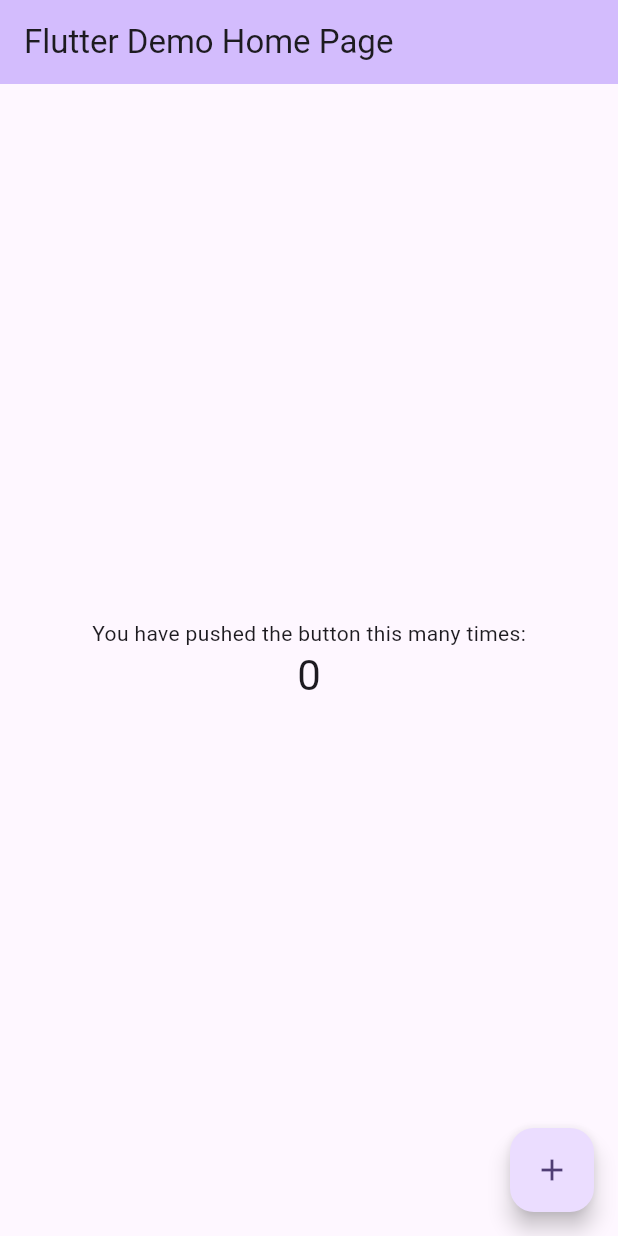
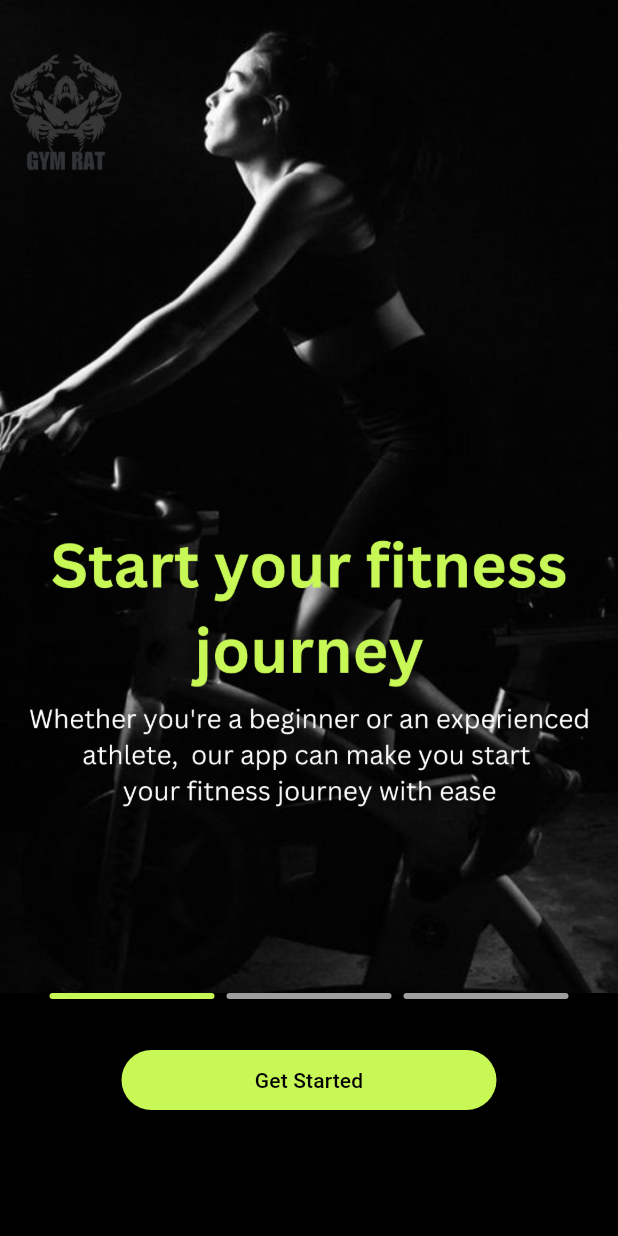
Before and after one commit to SamirahF/gym-rat, a Flutter app: the screen it shows after launch, on a phone screen of 412 x 824 dp. Run offline on Flutter 3.47's test engine with Material 3 defaults, Android fonts, the light colour scheme and no system bars.

Commit message:
create the start screen of the app

```diff
--- a/lib/main.dart
+++ b/lib/main.dart
@@ -1,125 +1,6 @@
 import 'package:flutter/material.dart';
+import 'start_screen.dart';
 
 void main() {
-  runApp(const MyApp());
+  runApp(const StartScreen());
 }
-
-class MyApp extends StatelessWidget {
-  const MyApp({super.key});
-
-  // This widget is the root of your application.
-  @override
-  Widget build(BuildContext context) {
-    return MaterialApp(
-      title: 'Flutter Demo',
-      theme: ThemeData(
-        // This is the theme of your application.
-        //
-        // TRY THIS: Try running your application with "flutter run". You'll see
-        // the application has a blue toolbar. Then, without quitting the app,
-        // try changing the seedColor in the colorScheme below to Colors.green
-        // and then invoke "hot reload" (save your changes or press the "hot
-        // reload" button in a Flutter-supported IDE, or press "r" if you used
-        // the command line to start the app).
-        //
-        // Notice that the counter didn't reset back to zero; the application
-        // state is not lost during the reload. To reset the state, use hot
-        // restart instead.
-        //
-        // This works for code too, not just values: Most code changes can be
-        // tested with just a hot reload.
-        colorScheme: ColorScheme.fromSeed(seedColor: Colors.deepPurple),
-        useMaterial3: true,
-      ),
-      home: const MyHomePage(title: 'Flutter Demo Home Page'),
-    );
-  }
-}
-
-class MyHomePage extends StatefulWidget {
-  const MyHomePage({super.key, required this.title});
-
-  // This widget is the home page of your application. It is stateful, meaning
-  // that it has a State object (defined below) that contains fields that affect
-  // how it looks.
-
-  // This class is the configuration for the state. It holds the values (in this
-  // case the title) provided by the parent (in this case the App widget) and
-  // used by the build method of the State. Fields in a Widget subclass are
-  // always marked "final".
-
-  final String title;
-
-  @override
-  State<MyHomePage> createState() => _MyHomePageState();
-}
-
-class _MyHomePageState extends State<MyHomePage> {
-  int _counter = 0;
-
-  void _incrementCounter() {
-    setState(() {
-      // This call to setState tells the Flutter framework that something has
-      // changed in this State, which causes it to rerun the build method below
-      // so that the display can reflect the updated values. If we changed
-      // _counter without calling setState(), then the build method would not be
-      // called again, and so nothing would appear to happen.
-      _counter++;
-    });
-  }
-
-  @override
-  Widget build(BuildContext context) {
-    // This method is rerun every time setState is called, for instance as done
-    // by the _incrementCounter method above.
-    //
-    // The Flutter framework has been optimized to make rerunning build methods
-    // fast, so that you can just rebuild anything that needs updating rather
-    // than having to individually change instances of widgets.
-    return Scaffold(
-      appBar: AppBar(
-        // TRY THIS: Try changing the color here to a specific color (to
-        // Colors.amber, perhaps?) and trigger a hot reload to see the AppBar
-        // change color while the other colors stay the same.
-        backgroundColor: Theme.of(context).colorScheme.inversePrimary,
-        // Here we take the value from the MyHomePage object that was created by
-        // the App.build method, and use it to set our appbar title.
-        title: Text(widget.title),
-      ),
-      body: Center(
-        // Center is a layout widget. It takes a single child and positions it
-        // in the middle of the parent.
-        child: Column(
-          // Column is also a layout widget. It takes a list of children and
-          // arranges them vertically. By default, it sizes itself to fit its
-          // children horizontally, and tries to be as tall as its parent.
-          //
-          // Column has various properties to control how it sizes itself and
-          // how it positions its children. Here we use mainAxisAlignment to
-          // center the children vertically; the main axis here is the vertical
-          // axis because Columns are vertical (the cross axis would be
-          // horizontal).
-          //
-          // TRY THIS: Invoke "debug painting" (choose the "Toggle Debug Paint"
-          // action in the IDE, or press "p" in the console), to see the
-          // wireframe for each widget.
-          mainAxisAlignment: MainAxisAlignment.center,
-          children: <Widget>[
-            const Text(
-              'You have pushed the button this many times:',
-            ),
-            Text(
-              '$_counter',
-              style: Theme.of(context).textTheme.headlineMedium,
-            ),
-          ],
-        ),
-      ),
-      floatingActionButton: FloatingActionButton(
-        onPressed: _incrementCounter,
-        tooltip: 'Increment',
-        child: const Icon(Icons.add),
-      ), // This trailing comma makes auto-formatting nicer for build methods.
-    );
-  }
-}
--- /dev/null
+++ b/lib/scroller_indicator.dart
@@ -0,0 +1,19 @@
+import 'package:flutter/material.dart';
+
+class Indicator extends StatelessWidget {
+  final bool active;
+
+  const Indicator({super.key, required this.active});
+
+  @override
+  Widget build(BuildContext context) {
+    return Container(
+      width: 110.0, // Adjust the width as needed
+      height: 4.0, // Adjust the height as needed
+      decoration: BoxDecoration(
+        color: active ? const Color.fromARGB(255, 199, 248, 86) : Colors.grey,
+        borderRadius: BorderRadius.circular(4.0),
+      ),
+    );
+  }
+}
--- /dev/null
+++ b/lib/start_screen.dart
@@ -0,0 +1,100 @@
+import 'package:flutter/material.dart';
+import 'scroller_indicator.dart';
+
+class StartScreen extends StatefulWidget {
+  const StartScreen({super.key});
+
+  @override
+  _StartScreenState createState() {
+    return _StartScreenState();
+  }
+}
+
+class _StartScreenState extends State<StartScreen> {
+  final PageController pageController = PageController();
+  int currentPageIndex = 0;
+
+  @override
+  void initState() {
+    // We first need to call the super init state.
+    super.initState();
+    pageController.addListener(_handlePageChange);
+  }
+
+  @override
+  void dispose() {
+    pageController.dispose();
+    super.dispose();
+  }
+
+  // This method is triggered whenever the page
+  // changes in the page view.
+  void _handlePageChange() {
+    // Calls the build method again
+    setState(() {
+      // This line retirevs the current page index
+      // showing in the page view
+      currentPageIndex = pageController.page!.round();
+    });
+  }
+
+  @override
+  Widget build(BuildContext context) {
+    return MaterialApp(
+      home: Scaffold(
+        backgroundColor: Colors.black,
+        body: Column(
+          children: [
+            // Scrollable images with indicators
+            Expanded(
+              child: PageView(
+                // Link the page view with the page co
+                controller: pageController,
+                children: [
+                  Image.asset(
+                    'assets/images/sport2.png',
+                    fit: BoxFit.cover,
+                  ),
+                  Image.asset(
+                    'assets/images/sport1.png',
+                    fit: BoxFit.cover,
+                  ),
+                  Image.asset(
+                    'assets/images/sport3.png',
+                    fit: BoxFit.cover,
+                  ),
+                ],
+              ),
+            ),
+            // Indicators
+            Row(
+              mainAxisAlignment: MainAxisAlignment.center,
+              children: [
+                Indicator(active: currentPageIndex == 0),
+                const SizedBox(width: 8.0),
+                Indicator(active: currentPageIndex == 1),
+                const SizedBox(width: 8.0),
+                Indicator(active: currentPageIndex == 2),
+              ],
+            ),
+            const SizedBox(
+              height: 30,
+            ),
+            ElevatedButton(
+              onPressed: () {},
+              style: ElevatedButton.styleFrom(
+                  backgroundColor: const Color.fromARGB(255, 199, 248, 86),
+                  foregroundColor: Colors.black,
+                  minimumSize: const Size(250, 40)),
+              child: const Text("Get Started"),
+            ),
+
+            const SizedBox(
+              height: 80,
+            ),
+          ],
+        ),
+      ),
+    );
+  }
+}
```
Also changed, not shown: pubspec.yaml (+7 -3 lines), assets/images/app-logo.png (added), assets/images/sport1.png (added), assets/images/sport2.png (added), assets/images/sport3.png (added).
